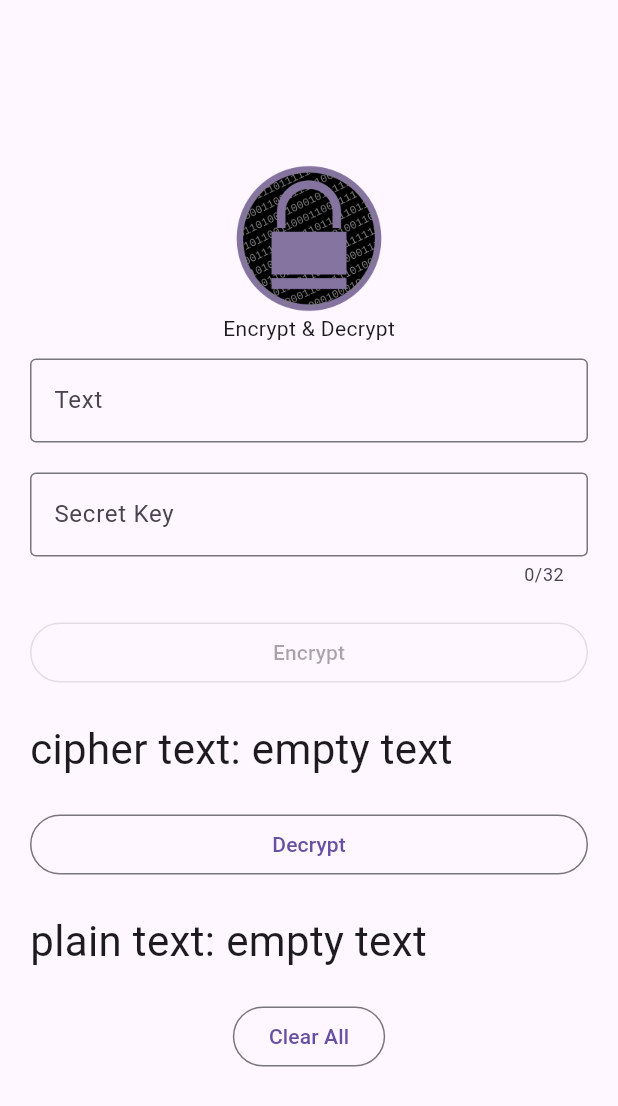
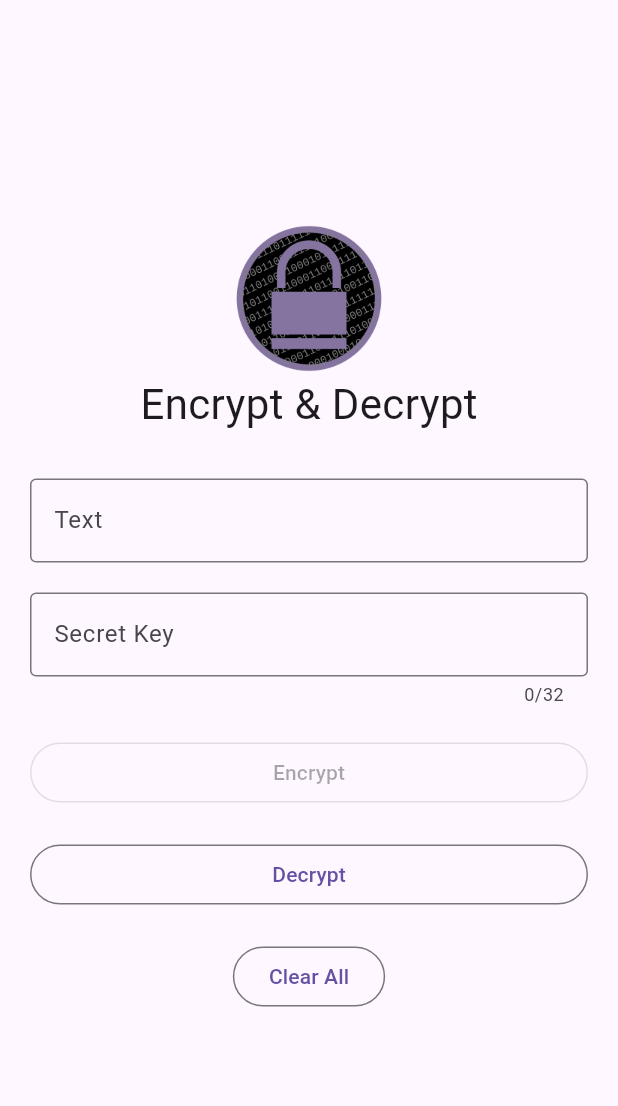
Before and after one commit to Siputsss/cryptography, a Flutter app: the screen it shows after launch, after a tap on "Clear All", on a phone screen of 412 x 824 dp. Shown: the top 1106 px of the screen. Run offline on Flutter 3.47's test engine with Material 3 defaults, Android fonts, the phone set to English and light mode, and no system bars; missing offline and left inert: encrypt.

```diff
--- a/lib/main.dart
+++ b/lib/main.dart
@@ -4,8 +4,8 @@ import 'package:encrypt/encrypt.dart' as encrypt;
 final ctrlText = TextEditingController();
 final ctrlKey = TextEditingController();
 
-var cipherText = 'empty text';
-var plainText = 'empty text';
+var cipherText = '';
+var plainText = '';
 var isShowClearText = false;
 var isShowClearKey = false;
 encrypt.Encrypted? encrypted;
@@ -25,6 +25,9 @@ class MyApp extends StatefulWidget {
 }
 
 class _MyAppState extends State<MyApp> {
+  bool _isVisibleEnc = false;
+  bool _isVisibleDes = false;
+
   void encryptText(String text) {
     final plainText = text;
     encrypted = encrypter.encrypt(plainText, iv: iv);
@@ -47,8 +50,10 @@ class _MyAppState extends State<MyApp> {
     ctrlKey.clear();
     isShowClearText = false;
     isShowClearKey = false;
-    cipherText = 'empty text';
-    plainText = 'empty text';
+    _isVisibleEnc = false;
+    _isVisibleDes = false;
+    cipherText = '';
+    plainText = '';
     setState(() {});
   }
 
@@ -56,8 +61,10 @@ class _MyAppState extends State<MyApp> {
   Widget build(BuildContext context) {
     return MaterialApp(
       title: 'Material App',
+      debugShowCheckedModeBanner: false,
       home: Scaffold(
         extendBodyBehindAppBar: true,
+
         // appBar: AppBar(
         //   title: const Text('Cryptography Modern'),
         // ),
@@ -73,8 +80,12 @@ class _MyAppState extends State<MyApp> {
                   height: 100,
                   width: 100,
                 ),
-                const Center(child: Text('Encrypt & Decrypt')),
-                const SizedBox(height: 10),
+                const Center(
+                    child: Text(
+                  'Encrypt & Decrypt',
+                  textScaler: TextScaler.linear(2),
+                )),
+                const SizedBox(height: 30),
                 TextField(
                   controller: ctrlText,
                   decoration: InputDecoration(
@@ -101,6 +112,7 @@ class _MyAppState extends State<MyApp> {
                     } else {
                       setState(() {
                         isShowClearText = true;
+                        _isVisibleEnc = false;
                       });
                     }
                     setState(() {});
@@ -134,6 +146,7 @@ class _MyAppState extends State<MyApp> {
                     } else {
                       setState(() {
                         isShowClearKey = true;
+                        _isVisibleEnc = false;
                       });
                     }
                     key = encrypt.Key.fromUtf8(value);
@@ -149,30 +162,56 @@ class _MyAppState extends State<MyApp> {
                   onPressed: (ctrlText.text.isNotEmpty) && (ctrlKey.text.length == 32)
                       ? () {
                           encryptText(ctrlText.text);
+                          _isVisibleEnc = true;
                         }
                       : null,
                   child: const Text('Encrypt'),
                 ),
-                const SizedBox(height: 20),
-                Text(
-                  'cipher text: $cipherText',
-                  textScaler: const TextScaler.linear(2),
+                const SizedBox(height: 10),
+                Visibility(
+                  visible: _isVisibleEnc,
+                  child: Container(
+                    height: 50,
+                    decoration: BoxDecoration(
+                      color: Colors.deepPurple[50],
+                      borderRadius: BorderRadius.circular(8),
+                    ),
+                    child: Center(
+                      child: Text(
+                        cipherText,
+                        textScaler: const TextScaler.linear(1.2),
+                      ),
+                    ),
+                  ),
                 ),
-                const SizedBox(height: 20),
+                const SizedBox(height: 10),
                 OutlinedButton(
                   onPressed: () {
                     decryptText();
+                    _isVisibleDes = true;
                   },
                   child: const Text(
                     "Decrypt",
                   ),
                 ),
-                const SizedBox(height: 20),
-                Text(
-                  'plain text: $plainText',
-                  textScaler: const TextScaler.linear(2),
+                const SizedBox(height: 10),
+                Visibility(
+                  visible: _isVisibleDes,
+                  child: Container(
+                    height: 50,
+                    decoration: BoxDecoration(
+                      color: Colors.deepPurple[50],
+                      borderRadius: BorderRadius.circular(8),
+                    ),
+                    child: Center(
+                      child: Text(
+                        plainText,
+                        textScaler: const TextScaler.linear(1.5),
+                      ),
+                    ),
+                  ),
                 ),
-                const SizedBox(height: 20),
+                const SizedBox(height: 10),
                 Column(
                   children: [
                     OutlinedButton(
```
